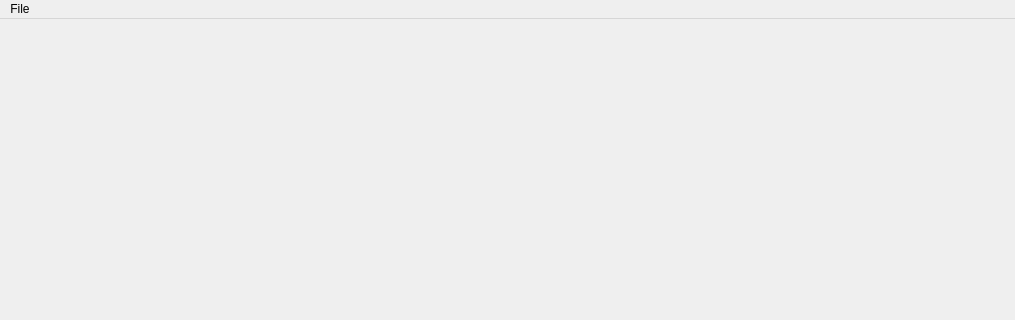
The window that nodeChaosEditor_UI.ui (kenculate/NodeChaos) describes before a commit, drawn with Qt 5; both pictures show x 0 to 1015 and y 0 to 320 of the 1015 by 600 pixel window.
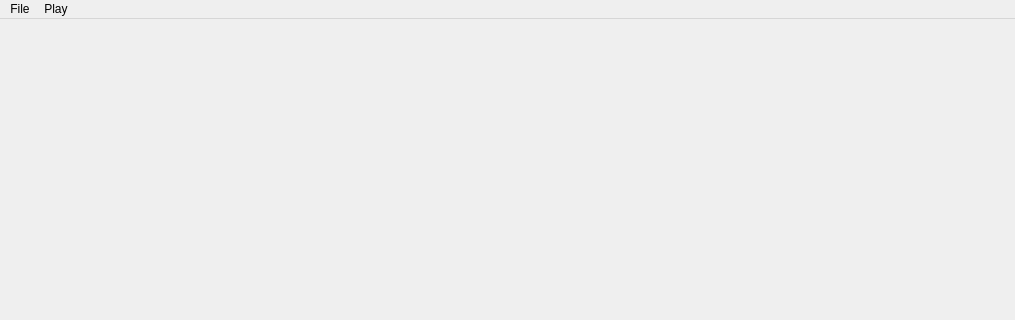
The same window after the commit.

Commit message: debug mode(play)

```diff
--- a/nodeChaosEditor_UI.ui
+++ b/nodeChaosEditor_UI.ui
@@ -36,7 +36,14 @@
     <addaction name="action_save"/>
     <addaction name="action_load"/>
    </widget>
+   <widget class="QMenu" name="menuPlay">
+    <property name="title">
+     <string>Play</string>
+    </property>
+    <addaction name="actionPlay"/>
+   </widget>
    <addaction name="menu_file"/>
+   <addaction name="menuPlay"/>
   </widget>
   <widget class="QStatusBar" name="statusbar"/>
   <action name="action_save">
```
Left out of the diff: 5 changed lines with no effect on the pictures. The commit also changes 8 other files.
